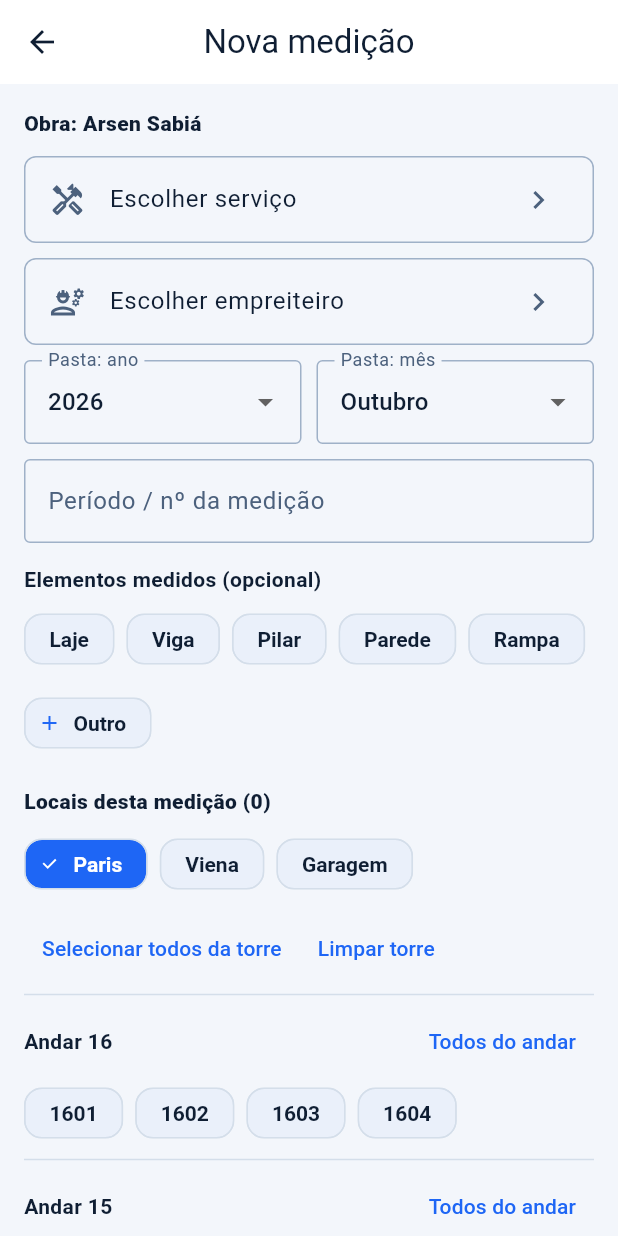
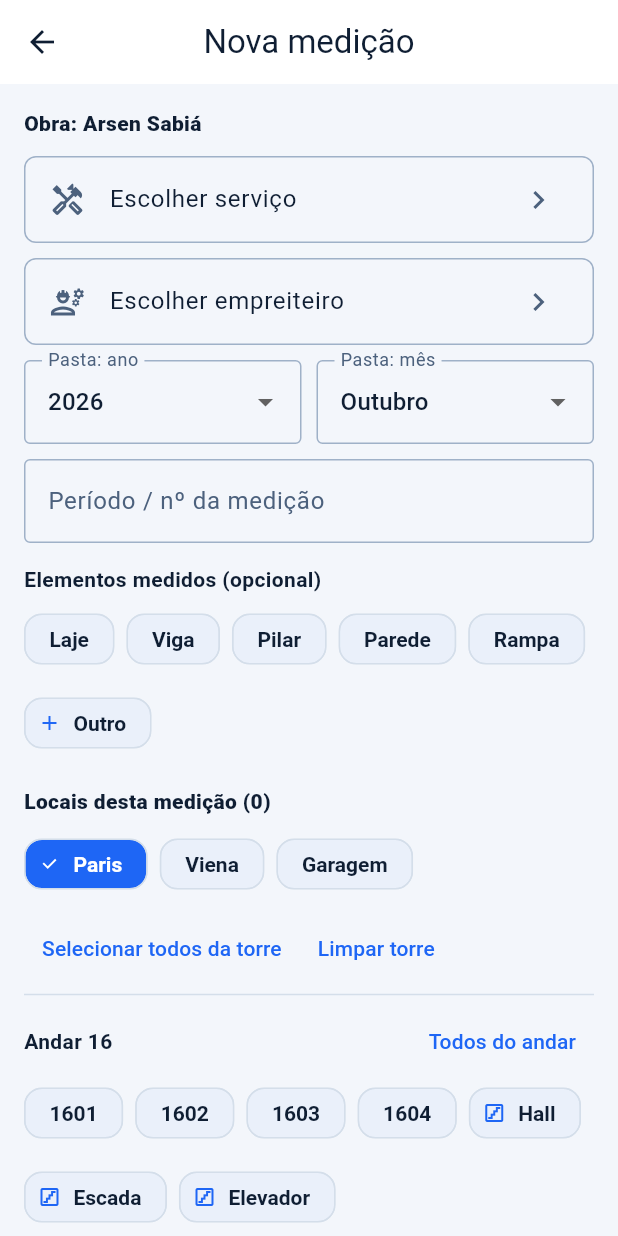
Before and after one commit to luizhbts-glitch/ObraCheck, a Flutter app: the MedicaoCampoFormScreen screen opened directly, on a phone screen of 412 x 824 dp. Run offline on Flutter 3.47's test engine with Material 3 defaults, Android fonts, the phone set to English and light mode, and no system bars; our stand-ins replace cloud_firestore, firebase_auth, firebase_core, firebase_storage, flutter_image_compress, google_sign_in and 7 more; missing offline and left inert: dart:html; accounts and stored records are empty; network calls fail.

Commit message:
Medição de campo: hall, escada e elevador por andar
Escada/Hall/Elevador só existiam como opção geral da torre, então não dava
pra medir, por exemplo, só a regularização da escada do 5º andar. Cada
linha de andar da grade agora tem Hall, Escada e Elevador do próprio andar
("Escada - 5º andar"), com referência própria (ESCADA_5) para a FVS e as
fotos não se misturarem. As opções gerais viram "(geral)".

Co-Authored-By: Claude Sonnet 5.5 <noreply@anthropic.com>

```diff
--- a/lib/screens/medicao_campo_form_screen.dart
+++ b/lib/screens/medicao_campo_form_screen.dart
@@ -363,9 +363,9 @@ class _MedicaoCampoFormScreenState extends State<MedicaoCampoFormScreen> {
       ('Rooftop', 'ROOFTOP', ['rooftop', 'cobertura']),
       ('Barrilete', 'BARRILETE', ['barrilet']),
       ("Caixa d'água", 'CAIXA_DAGUA', ['caixa']),
-      ('Elevador', 'ELEVADOR', ['elevador']),
-      ('Escada', 'ESCADA', ['escada']),
-      ('Hall', 'HALL', ['hall']),
+      ('Elevador (geral)', 'ELEVADOR', ['elevador']),
+      ('Escada (geral)', 'ESCADA', ['escada']),
+      ('Hall (geral)', 'HALL', ['hall']),
     ];
     for (final (label, ref, palavras) in extras) {
       final jaExiste = areas.any((c) {
@@ -384,6 +384,16 @@ class _MedicaoCampoFormScreenState extends State<MedicaoCampoFormScreen> {
       }
     }
     return areas;
+  }
+
+  OperationalGridCell _parteDoAndar(String nome, int andar) {
+    final local = localDoAndar(nome, andar);
+    return OperationalGridCell(
+      label: local.label,
+      localRef: local.localRef,
+      andar: andar,
+      isSpecialArea: true,
+    );
   }
 
   MedicaoCampoApto _novoApto(OperationalGridCell c) => MedicaoCampoApto(
@@ -774,6 +784,20 @@ class _MedicaoCampoFormScreenState extends State<MedicaoCampoFormScreen> {
                     selected: _sel.containsKey(_chave(c)),
                     onSelected: (_) => _toggleCell(c),
                   ),
+                // Hall, escada e elevador do próprio andar (ex.: só a escada
+                // do 5º andar).
+                for (final nome in kPartesPorAndar)
+                  Builder(
+                    builder: (context) {
+                      final cell = _parteDoAndar(nome, andar);
+                      return FilterChip(
+                        avatar: const Icon(Icons.stairs_outlined, size: 16),
+                        label: Text(nome),
+                        selected: _sel.containsKey(_chave(cell)),
+                        onSelected: (_) => _toggleCell(cell),
+                      );
+                    },
+                  ),
               ],
             ),
           ],
--- a/lib/utils/medicao_campo_rules.dart
+++ b/lib/utils/medicao_campo_rules.dart
@@ -367,3 +367,13 @@ List<MedicaoCampoApto> preservarArquivosLocais(
       )
       .toList();
 }
+
+/// Partes comuns que existem em cada andar (medidas por andar, não pra torre
+/// inteira): nome mostrado -> prefixo da referência.
+const List<String> kPartesPorAndar = ['Hall', 'Escada', 'Elevador'];
+
+/// "Escada - 5º andar" e a referência estável `ESCADA_5`.
+({String label, String localRef}) localDoAndar(String nome, int andar) => (
+  label: '$nome - $andarº andar',
+  localRef: '${_slugRef(nome)}_$andar',
+);
```
Also changed, not shown: 1 other file.
